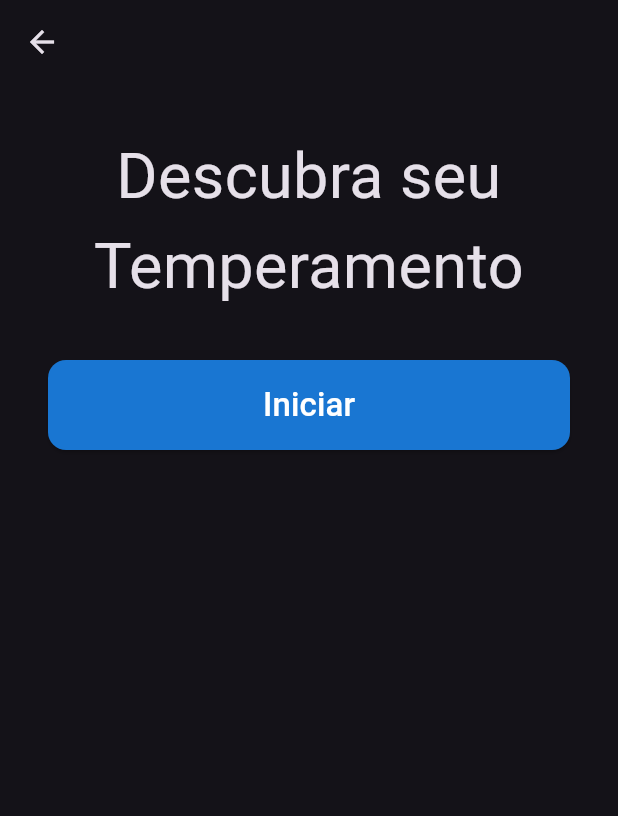
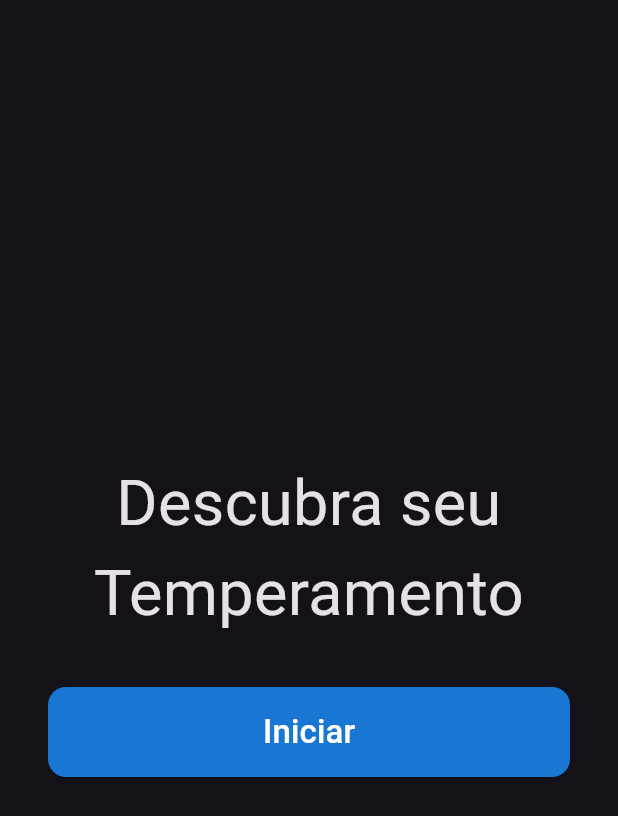
Before and after one commit to andrezin96/temperament, a Flutter app: the HomeTemplate screen opened directly, on a phone screen of 412 x 824 dp. Shown: the top 816 px of the screen. Run offline on Flutter 3.47's test engine with Material 3 defaults, Android fonts, the phone set to English and light mode, and no system bars; our stand-ins replace flutter_mobx, get_it, mobx; generated files the repository leaves out were written again; statements that could not run were skipped.

Commit message:
Ajustes de layout

```diff
--- a/lib/modules/home/components/home_template.dart
+++ b/lib/modules/home/components/home_template.dart
@@ -8,11 +8,12 @@ class HomeTemplate extends StatelessWidget {
   @override
   Widget build(BuildContext context) {
     return Scaffold(
-      appBar: AppBar(
-        title: const Text(''),
-      ),
-      body: ListView(
-        padding: const EdgeInsets.all(32),
+      body: Center(
+        child: Padding(
+          padding: const EdgeInsets.symmetric(horizontal: 32),
+          child: Column(
+            crossAxisAlignment: CrossAxisAlignment.stretch,
+            mainAxisSize: MainAxisSize.min,
             children: [
               const Text(
                 'Descubra seu\nTemperamento',
@@ -43,6 +44,8 @@ class HomeTemplate extends StatelessWidget {
               ),
             ],
           ),
+        ),
+      ),
     );
   }
 }
--- a/lib/modules/questions/controller/questions_controller.dart
+++ b/lib/modules/questions/controller/questions_controller.dart
@@ -3,7 +3,7 @@ import 'dart:developer';
 import 'package:flutter/material.dart';
 import 'package:mobx/mobx.dart';
 
-import '../../models/models.dart';
+import '../../../models/models.dart';
 
 part 'questions_controller.g.dart';
 
@@ -63,7 +63,7 @@ abstract class _QuestionsController with Store {
       optionA:
           'Não me importo com imprevistos, mas não gosto que ajam como se meu tempo não fosse importante,\nDetesto ser pego de surpresa, me sinto sem chão.',
       optionB:
-          'Não me importo, nem sempre a vida acontece como planejamos e também, amo visitas inesperadas. Se desmarcam comigo. Já arrumo algo para fazer.\nNão me importo, sempre da pra me adaptar as situações.',
+          'Não me importo, nem sempre a vida acontece como planejamos e também, amo visitas inesperadas. Se desmarcam comigo, já arrumo algo para fazer.\nNão me importo, sempre da pra me adaptar as situações.',
     ),
     QuestionsModel(
       label: 'Quando está discutindo com alguém, no calor do momento, como você costuma agir?',
```
Also changed, not shown: lib/models/models.dart (renamed from lib/modules/models/models.dart), lib/models/questions/questions.dart (renamed from lib/modules/models/questions/questions.dart), lib/models/questions/questions_model.dart (renamed from lib/modules/models/questions/questions_model.dart). Lines whose indentation alone changed are shown as unchanged.
